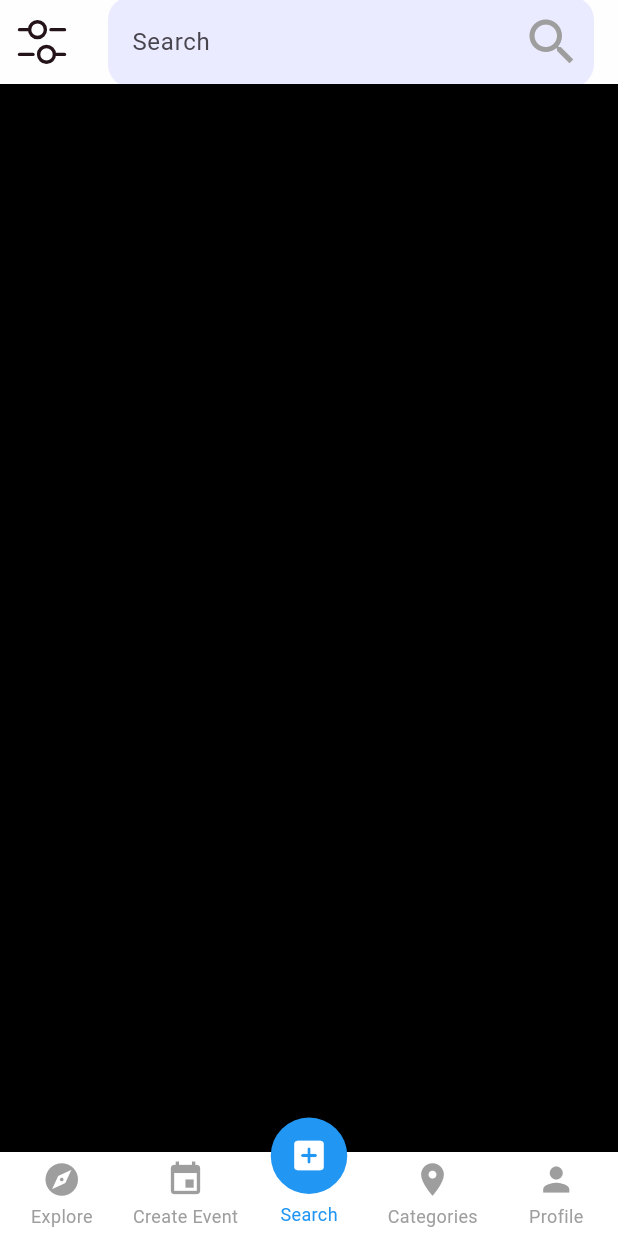
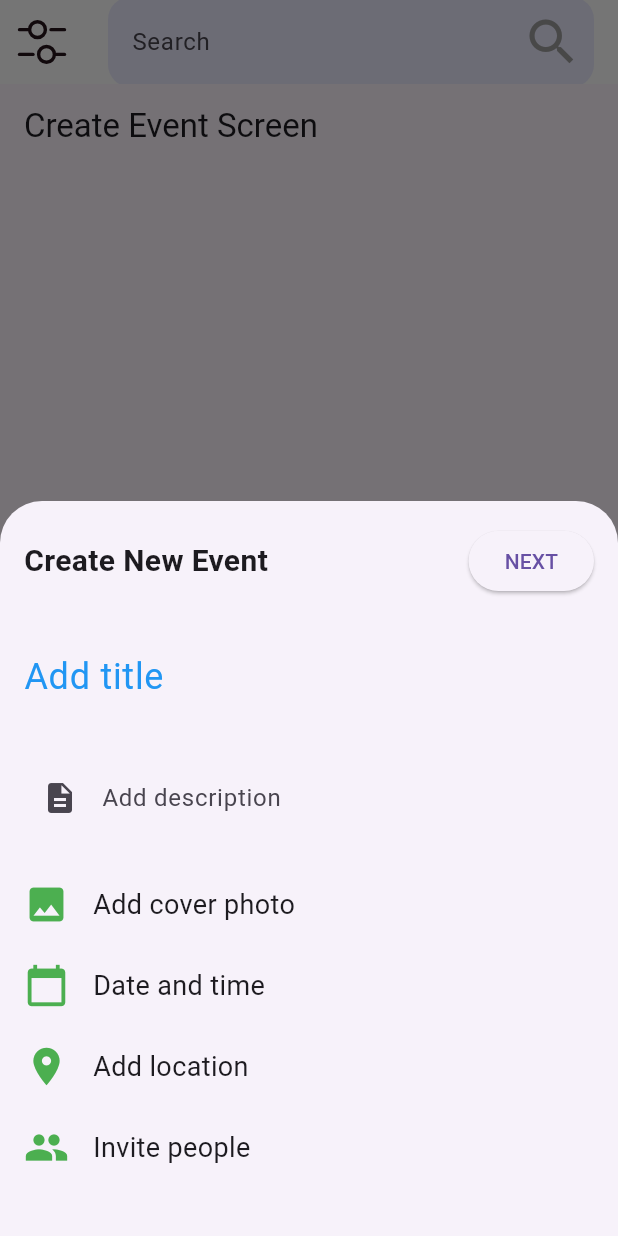
Before and after one commit to mucthecoder/Event_And_Activities_App, a Flutter app: the Home screen opened directly, item 3 of the bottom bar chosen, on a phone screen of 412 x 824 dp. Run offline on Flutter 3.47's test engine with Material 3 defaults, Android fonts, the phone set to English and light mode, and no system bars; drawn by our look-alikes of persistent_bottom_nav_bar; our stand-ins replace flutter_svg, image_picker, shared_preferences; accounts and stored records are empty.

Commit message:
initial screen designs

```diff
--- a/lib/data.dart
+++ b/lib/data.dart
@@ -0,0 +1,7 @@
+final List<Map<String, String>> events = [
+  {"name": "SRC events", "count": "32", "color": "0xFF4A90E2"},
+  {"name": "CSAM EVENTS", "count": "10", "color": "0xFFEC8C44"},
+  {"name": "WITS SPORTS EVENTS", "count": "60", "color": "0xFF9063CD"},
+  {"name": "CHRL events", "count": "7", "color": "0xFFF24A86"},
+  {"name": "KNOCKANDO EVENTS", "count": "20", "color": "0xFF5AC98C"},
+];
--- /dev/null
+++ b/lib/screens/create_event_screen.dart
@@ -0,0 +1,48 @@
+import 'package:flutter/material.dart';
+
+import '../widget/event_bottom_sheet.dart';
+
+class CreateEventScreen extends StatefulWidget {
+  const CreateEventScreen({super.key});
+
+  @override
+  _CreateEventScreenState createState() => _CreateEventScreenState();
+}
+
+class _CreateEventScreenState extends State<CreateEventScreen> {
+  @override
+  void initState() {
+    super.initState();
+    // Show the modal after the first frame is rendered
+    WidgetsBinding.instance.addPostFrameCallback((_) {
+      _showCreateEventModal(context);
+    });
+  }
+
+  // Function to show the bottom sheet
+  void _showCreateEventModal(BuildContext context) {
+    showModalBottomSheet(
+      isScrollControlled: true,
+      context: context,
+      builder: (BuildContext context) {
+        return Padding(
+          padding:
+              EdgeInsets.only(bottom: MediaQuery.of(context).viewInsets.bottom),
+          child: const CreateEventForm(),
+        );
+      },
+    );
+  }
+
+  @override
+  Widget build(BuildContext context) {
+    return Scaffold(
+      appBar: AppBar(
+        title: const Text('Create Event Screen'),
+      ),
+      body: const Center(
+        child: Text('This is the screen where the modal opens automatically'),
+      ),
+    );
+  }
+}
--- a/lib/screens/home.dart
+++ b/lib/screens/home.dart
@@ -3,11 +3,15 @@ import 'package:event_and_activities_app/widget/big_event_card.dart';
 import 'package:event_and_activities_app/widget/categories_row.dart';
 import 'package:event_and_activities_app/widget/heart_card.dart';
 import 'package:event_and_activities_app/widget/join_card.dart';
+import 'package:event_and_activities_app/widget/profile_card.dart';
 import 'package:flutter/material.dart';
 import 'package:flutter_svg/flutter_svg.dart';
 import 'package:persistent_bottom_nav_bar/persistent_bottom_nav_bar.dart';
-
+import '../data.dart';
+import '../widget/event_bottom_sheet.dart';
+import '../widget/event_cards.dart';
 import '../widget/price_card.dart';
+import 'create_event_screen.dart';
 //import 'package:persistent_bottom_nav_bar/persistent_tab_view.dart';
 
 //import '../navbar.dart'; // Assuming this is your custom NavBar widget
@@ -42,11 +46,44 @@ class _HomeState extends State<Home> {
           ],
         ),
       ),
-      Container(),
-      Container(),
-      Container(),
-      Container()
+      const Center(
+          child: Text(
+        "I have no idea what goes here",
+        style: TextStyle(fontSize: 25, fontWeight: FontWeight.bold),
+      )),
+      // Replace the direct modal call with a button that shows the modal
+      const CreateEventScreen(), // This is the screen that will automatically show the modal
+
+      ListView.builder(
+        itemCount: events.length,
+        itemBuilder: (context, index) {
+          final event = events[index];
+          return EventCard(
+            title: event["name"]!,
+            count: event["count"]!,
+            color: Color(int.parse(event["color"]!)),
+          );
+        },
+      ),
+      ProfileCard()
     ];
+  }
+
+  // Function to show the bottom sheet
+  void _showCreateEventModal(BuildContext context) {
+    showModalBottomSheet(
+      isScrollControlled: true, // Allows for full-screen modal
+      context: context,
+      builder: (BuildContext context) {
+        return Padding(
+          padding: EdgeInsets.only(
+              bottom: MediaQuery.of(context)
+                  .viewInsets
+                  .bottom), // Ensures the modal shifts when keyboard pops up
+          child: const CreateEventForm(),
+        );
+      },
+    );
   }
 
   List<PersistentBottomNavBarItem> _navBarsItems() {
@@ -68,7 +105,7 @@ class _HomeState extends State<Home> {
           Icons.add_box_rounded,
           color: Colors.white,
         ),
-        title: ("Search"),
+        title: (" "),
         activeColorPrimary: Colors.blue,
         inactiveColorPrimary: Colors.grey,
       ),
--- /dev/null
+++ b/lib/widget/event_bottom_sheet.dart
@@ -0,0 +1,74 @@
+import 'package:flutter/material.dart';
+
+class CreateEventForm extends StatelessWidget {
+  const CreateEventForm({super.key});
+
+  @override
+  Widget build(BuildContext context) {
+    return Padding(
+      padding: const EdgeInsets.all(16.0),
+      child: SingleChildScrollView(
+        child: Column(
+          crossAxisAlignment: CrossAxisAlignment.start,
+          children: [
+            Row(
+              mainAxisAlignment: MainAxisAlignment.spaceBetween,
+              children: [
+                const Text(
+                  'Create New Event',
+                  style: TextStyle(fontSize: 20, fontWeight: FontWeight.bold),
+                ),
+                ElevatedButton(
+                  onPressed: () {
+                    // Add your "Next" button action here
+                  },
+                  child: Text('NEXT'),
+                ),
+              ],
+            ),
+            const SizedBox(height: 16),
+            const TextField(
+              decoration: InputDecoration(
+                labelText: 'Add title',
+                labelStyle: TextStyle(fontSize: 24, color: Colors.blue),
+                border: InputBorder.none,
+              ),
+              style: TextStyle(fontSize: 24),
+            ),
+            const SizedBox(height: 16),
+            const TextField(
+              decoration: InputDecoration(
+                labelText: 'Add description',
+                prefixIcon: Icon(Icons.description),
+                border: InputBorder.none,
+              ),
+            ),
+            const SizedBox(height: 16),
+            _buildActionItem(Icons.image, 'Add cover photo'),
+            _buildActionItem(Icons.calendar_today, 'Date and time'),
+            _buildActionItem(Icons.location_on, 'Add location'),
+            _buildActionItem(Icons.people, 'Invite people'),
+            const SizedBox(height: 16),
+          ],
+        ),
+      ),
+    );
+  }
+
+  // Helper widget to build list items like "Add cover photo"
+  Widget _buildActionItem(IconData icon, String text) {
+    return Padding(
+      padding: const EdgeInsets.symmetric(vertical: 12.0),
+      child: Row(
+        children: [
+          Icon(icon, size: 30, color: Colors.green),
+          const SizedBox(width: 16),
+          Text(
+            text,
+            style: const TextStyle(fontSize: 18),
+          ),
+        ],
+      ),
+    );
+  }
+}
```
Also changed, not shown: lib/widget/big_event_card.dart (+4 -4 lines), lib/widget/event_cards.dart (added, +47 -0 lines), lib/widget/profile_card.dart (added, +110 -0 lines).
